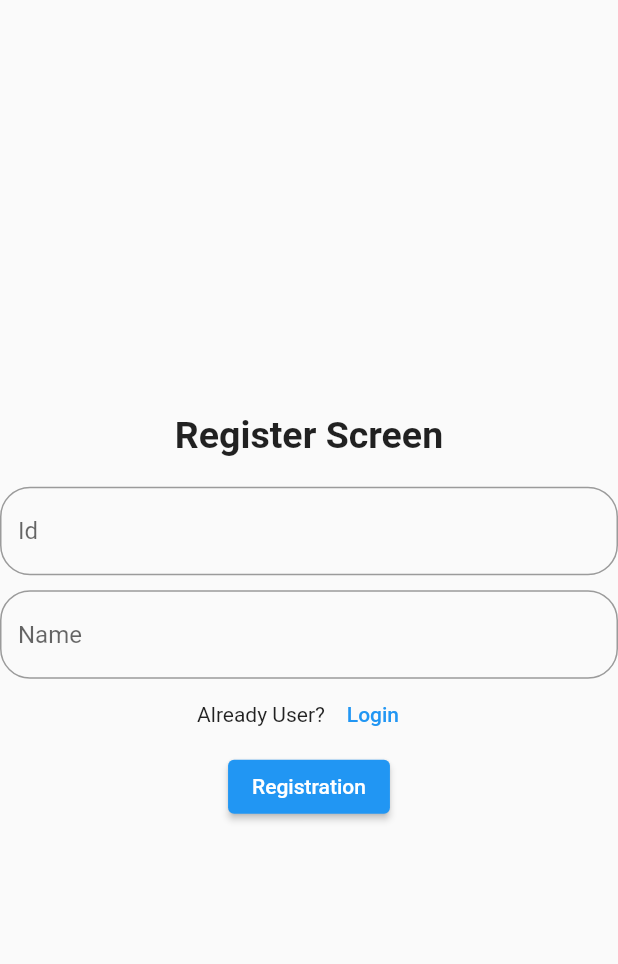
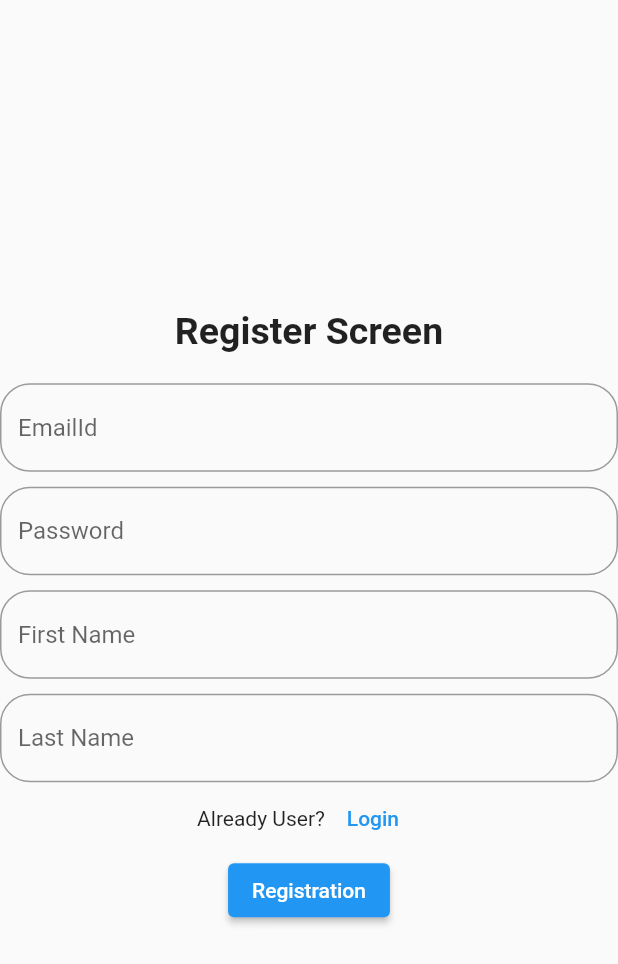
Before and after one commit to iflutter-team/Bhakti_Talaviya_shared_pref_demo, a Flutter app: the RegistrationApiScreen screen opened directly, after a tap on "Registration", on a phone screen of 412 x 824 dp. Shown: the top 964 px of the screen. Run offline on Flutter 3.47's test engine with Material 2 defaults, Android fonts, the phone set to English and light mode, and no system bars; our stand-ins replace firebase_core, firebase_database, shared_preferences; missing offline and left inert: unity_ads_plugin; accounts and stored records are empty; network calls fail.

Commit message:
all done

```diff
--- /dev/null
+++ b/lib/model/reg_model.dart
@@ -0,0 +1,162 @@
+// To parse this JSON data, do
+//
+//     final registrationModel = registrationModelFromJson(jsonString);
+
+import 'dart:convert';
+
+RegistrationModel registrationModelFromJson(String str) =>
+    RegistrationModel.fromJson(json.decode(str));
+
+String registrationModelToJson(RegistrationModel data) =>
+    json.encode(data.toJson());
+
+class RegistrationModel {
+  int status;
+  String message;
+  Data data;
+  List<dynamic> validationMessage;
+  dynamic errorMessage;
+
+  RegistrationModel({
+    required this.status,
+    required this.message,
+    required this.data,
+    required this.validationMessage,
+    this.errorMessage,
+  });
+
+  factory RegistrationModel.fromJson(Map<String, dynamic> json) =>
+      RegistrationModel(
+        status: json["Status"],
+        message: json["Message"],
+        data: Data.fromJson(json["Data"]),
+        validationMessage:
+            List<dynamic>.from(json["ValidationMessage"].map((x) => x)),
+        errorMessage: json["ErrorMessage"],
+      );
+
+  Map<String, dynamic> toJson() => {
+        "Status": status,
+        "Message": message,
+        "Data": data.toJson(),
+        "ValidationMessage":
+            List<dynamic>.from(validationMessage.map((x) => x)),
+        "ErrorMessage": errorMessage,
+      };
+}
+
+class Data {
+  bool isValidRegistration;
+  int customerId;
+  dynamic adminComment;
+  bool active;
+  int affiliateId;
+  dynamic billingAddress;
+  dynamic cannotLoginUntilDateUtc;
+  DateTime createdOnUtc;
+  String customerGuid;
+  bool deleted;
+  String email;
+  dynamic emailToRevalidate;
+  int failedLoginAttempts;
+  bool hasShoppingCartItems;
+  bool isSystemAccount;
+  bool isTaxExempt;
+  DateTime lastActivityDateUtc;
+  dynamic lastIpAddress;
+  dynamic lastLoginDateUtc;
+  int registeredInStoreId;
+  bool requireReLogin;
+  dynamic shippingAddress;
+  dynamic systemName;
+  String username;
+  int vendorId;
+  String message;
+
+  Data({
+    required this.isValidRegistration,
+    required this.customerId,
+    this.adminComment,
+    required this.active,
+    required this.affiliateId,
+    this.billingAddress,
+    this.cannotLoginUntilDateUtc,
+    required this.createdOnUtc,
+    required this.customerGuid,
+    required this.deleted,
+    required this.email,
+    this.emailToRevalidate,
+    required this.failedLoginAttempts,
+    required this.hasShoppingCartItems,
+    required this.isSystemAccount,
+    required this.isTaxExempt,
+    required this.lastActivityDateUtc,
+    this.lastIpAddress,
+    this.lastLoginDateUtc,
+    required this.registeredInStoreId,
+    required this.requireReLogin,
+    this.shippingAddress,
+    this.systemName,
+    required this.username,
+    required this.vendorId,
+    required this.message,
+  });
+
+  factory Data.fromJson(Map<String, dynamic> json) => Data(
+        isValidRegistration: json["IsValidRegistration"],
+        customerId: json["CustomerId"],
+        adminComment: json["AdminComment"],
+        active: json["Active"],
+        affiliateId: json["AffiliateId"],
+        billingAddress: json["BillingAddress"],
+        cannotLoginUntilDateUtc: json["CannotLoginUntilDateUtc"],
+        createdOnUtc: DateTime.parse(json["CreatedOnUtc"]),
+        customerGuid: json["CustomerGuid"],
+        deleted: json["Deleted"],
+        email: json["Email"],
+        emailToRevalidate: json["EmailToRevalidate"],
+        failedLoginAttempts: json["FailedLoginAttempts"],
+        hasShoppingCartItems: json["HasShoppingCartItems"],
+        isSystemAccount: json["IsSystemAccount"],
+        isTaxExempt: json["IsTaxExempt"],
+        lastActivityDateUtc: DateTime.parse(json["LastActivityDateUtc"]),
+        lastIpAddress: json["LastIpAddress"],
+        lastLoginDateUtc: json["LastLoginDateUtc"],
+        registeredInStoreId: json["RegisteredInStoreId"],
+        requireReLogin: json["RequireReLogin"],
+        shippingAddress: json["ShippingAddress"],
+        systemName: json["SystemName"],
+        username: json["Username"],
+        vendorId: json["VendorId"],
+        message: json["Message"],
+      );
+
+  Map<String, dynamic> toJson() => {
+        "IsValidRegistration": isValidRegistration,
+        "CustomerId": customerId,
+        "AdminComment": adminComment,
+        "Active": active,
+        "AffiliateId": affiliateId,
+        "BillingAddress": billingAddress,
+        "CannotLoginUntilDateUtc": cannotLoginUntilDateUtc,
+        "CreatedOnUtc": createdOnUtc.toIso8601String(),
+        "CustomerGuid": customerGuid,
+        "Deleted": deleted,
+        "Email": email,
+        "EmailToRevalidate": emailToRevalidate,
+        "FailedLoginAttempts": failedLoginAttempts,
+        "HasShoppingCartItems": hasShoppingCartItems,
+        "IsSystemAccount": isSystemAccount,
+        "IsTaxExempt": isTaxExempt,
+        "LastActivityDateUtc": lastActivityDateUtc.toIso8601String(),
+        "LastIpAddress": lastIpAddress,
+        "LastLoginDateUtc": lastLoginDateUtc,
+        "RegisteredInStoreId": registeredInStoreId,
+        "RequireReLogin": requireReLogin,
+        "ShippingAddress": shippingAddress,
+        "SystemName": systemName,
+        "Username": username,
+        "VendorId": vendorId,
+        "Message": message,
+      };
+}
--- a/lib/screen/login_api/login_apis_screen.dart
+++ b/lib/screen/login_api/login_apis_screen.dart
@@ -9,9 +9,12 @@ class LoginApiscreen extends StatefulWidget {
   State<LoginApiscreen> createState() => _LoginApiscreenState();
 }
 
+TextEditingController controllerIdLoginApi = TextEditingController();
+TextEditingController controllerPassLoginApi = TextEditingController();
+TextEditingController controllerLNameLoginApi = TextEditingController();
+TextEditingController controllerFNameLoginApi = TextEditingController();
+
 class _LoginApiscreenState extends State<LoginApiscreen> {
-  TextEditingController controllerIdLoginApi = TextEditingController();
-  TextEditingController controllerNameLoginApi = TextEditingController();
   @override
   Widget build(BuildContext context) {
     return Scaffold(
@@ -40,9 +43,33 @@ class _LoginApiscreenState extends State<LoginApiscreen> {
               height: 10,
             ),
             TextField(
-              controller: controllerNameLoginApi,
+              controller: controllerLNameLoginApi,
               decoration: InputDecoration(
-                hintText: 'Name',
+                hintText: 'Last Name',
+                border: OutlineInputBorder(
+                  borderRadius: BorderRadius.circular(20),
+                ),
+              ),
+            ),
+            const SizedBox(
+              height: 10,
+            ),
+            TextField(
+              controller: controllerFNameLoginApi,
+              decoration: InputDecoration(
+                hintText: 'First Name',
+                border: OutlineInputBorder(
+                  borderRadius: BorderRadius.circular(20),
+                ),
+              ),
+            ),
+            const SizedBox(
+              height: 10,
+            ),
+            TextField(
+              controller: controllerPassLoginApi,
+              decoration: InputDecoration(
+                hintText: 'Password',
                 border: OutlineInputBorder(
                   borderRadius: BorderRadius.circular(20),
                 ),
--- /dev/null
+++ b/lib/screen/reg_api/reg_api.dart
@@ -0,0 +1,26 @@
+import 'package:flutter/foundation.dart';
+import 'package:shared_pref_demo/model/reg_model.dart';
+import 'package:shared_pref_demo/services/http_service.dart';
+import 'package:shared_pref_demo/utils/endpoint_res.dart';
+import 'package:http/http.dart' as http;
+
+class RegApi {
+  static Future regUser(Map<String, dynamic>? body) async {
+    try {
+      String url = EndPointRes.register;
+      http.Response? response = await HttpService.postApi(
+          url: url, body: body, header: {'Content-Type': 'application/json'});
+      if (response != null && response.statusCode == 200) {
+        if (kDebugMode) {
+          print(response.body);
+          return registrationModelFromJson(response.body);
+        }
+      }
+    } catch (e) {
+      if (kDebugMode) {
+        print(e);
+        return null;
+      }
+    }
+  }
+}
--- a/lib/screen/reg_api/reg_api_screen.dart
+++ b/lib/screen/reg_api/reg_api_screen.dart
@@ -1,5 +1,7 @@
 import 'package:flutter/material.dart';
+import 'package:shared_pref_demo/model/reg_model.dart';
 import 'package:shared_pref_demo/screen/login_api/login_apis_screen.dart';
+import 'package:shared_pref_demo/screen/reg_api/reg_api.dart';
 
 class RegistrationApiScreen extends StatefulWidget {
   const RegistrationApiScreen({super.key});
@@ -9,8 +11,31 @@ class RegistrationApiScreen extends StatefulWidget {
 }
 
 class _RegistrationApiScreenState extends State<RegistrationApiScreen> {
-  TextEditingController controllerIdRegApi = TextEditingController();
-  TextEditingController controllerNameRegApi = TextEditingController();
+  RegistrationModel? regModel;
+
+  Future userRegistration() async {
+    Map<String, dynamic> body = {
+      'FirstName': controllerfNameRegApi.text.trim(),
+      'LastName': controllerlNameRegApi.text.trim(),
+      'EmailId': controllerEmailIdRegApi.text.trim(),
+      'Password': controllerPassRegApi.text.trim(),
+    };
+    regModel = await RegApi.regUser(body);
+    if (regModel != null && regModel!.status == 1) {
+      // ignore: use_build_context_synchronously
+      Navigator.push(
+          context,
+          MaterialPageRoute(
+            builder: (context) => LoginApiscreen(),
+          ));
+    }
+  }
+
+  TextEditingController controllerEmailIdRegApi = TextEditingController();
+  TextEditingController controllerfNameRegApi = TextEditingController();
+  TextEditingController controllerlNameRegApi = TextEditingController();
+  TextEditingController controllerPassRegApi = TextEditingController();
+
   @override
   Widget build(BuildContext context) {
     return Scaffold(
@@ -19,7 +44,7 @@ class _RegistrationApiScreenState extends State<RegistrationApiScreen> {
           mainAxisAlignment: MainAxisAlignment.center,
           crossAxisAlignment: CrossAxisAlignment.center,
           children: [
-            Text(
+            const Text(
               "Register Screen",
               style: TextStyle(fontSize: 25, fontWeight: FontWeight.bold),
             ),
@@ -27,9 +52,9 @@ class _RegistrationApiScreenState extends State<RegistrationApiScreen> {
               height: 20,
             ),
             TextField(
-              controller: controllerIdRegApi,
+              controller: controllerEmailIdRegApi,
               decoration: InputDecoration(
-                hintText: 'Id',
+                hintText: 'EmailId',
                 border: OutlineInputBorder(
                   borderRadius: BorderRadius.circular(20),
                 ),
@@ -39,9 +64,33 @@ class _RegistrationApiScreenState extends State<RegistrationApiScreen> {
               height: 10,
             ),
             TextField(
-              controller: controllerNameRegApi,
+              controller: controllerPassRegApi,
               decoration: InputDecoration(
-                hintText: 'Name',
+                hintText: 'Password',
+                border: OutlineInputBorder(
+                  borderRadius: BorderRadius.circular(20),
+                ),
+              ),
+            ),
+            const SizedBox(
+              height: 10,
+            ),
+            TextField(
+              controller: controllerfNameRegApi,
+              decoration: InputDecoration(
+                hintText: 'First Name',
+                border: OutlineInputBorder(
+                  borderRadius: BorderRadius.circular(20),
+                ),
+              ),
+            ),
+            const SizedBox(
+              height: 10,
+            ),
+            TextField(
+              controller: controllerlNameRegApi,
+              decoration: InputDecoration(
+                hintText: 'Last Name',
                 border: OutlineInputBorder(
                   borderRadius: BorderRadius.circular(20),
                 ),
@@ -64,7 +113,9 @@ class _RegistrationApiScreenState extends State<RegistrationApiScreen> {
               ],
             ),
             ElevatedButton(
-              onPressed: () {},
+              onPressed: () {
+                userRegistration();
+              },
               child: const Text('Registration'),
             )
           ],
--- a/lib/utils/endpoint_res.dart
+++ b/lib/utils/endpoint_res.dart
@@ -9,4 +9,7 @@ class EndPointRes {
   static const basePostUrl = 'https://dummyjson.com/';
   static const productAPI = '${basePostUrl}products';
   static const addProductAPI = '${basePostUrl}products/add';
+  static const authBaseUrl = 'https://panchat.in/api/client/';
+  static const String register = "${authBaseUrl}Register";
+  static const String login = "${authBaseUrl}login";
 }
```
Also changed, not shown: lib/screen/login_api/login_api.dart (added).
